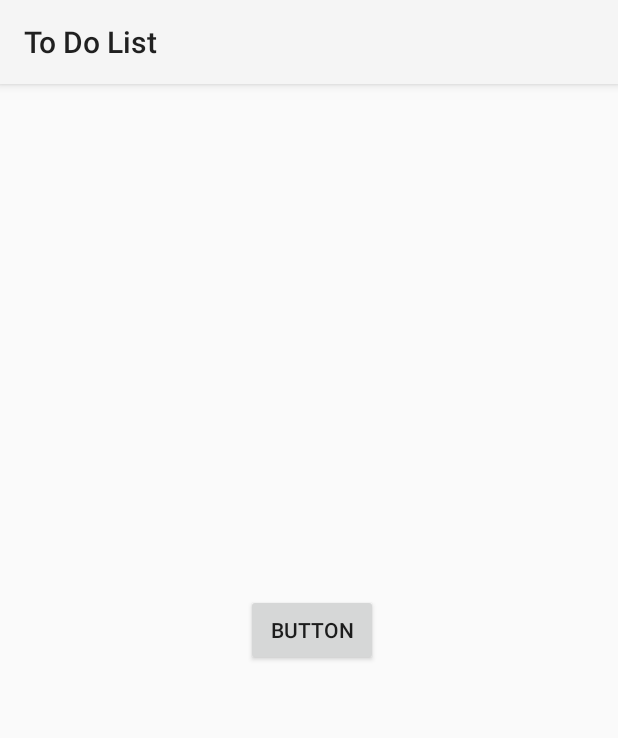
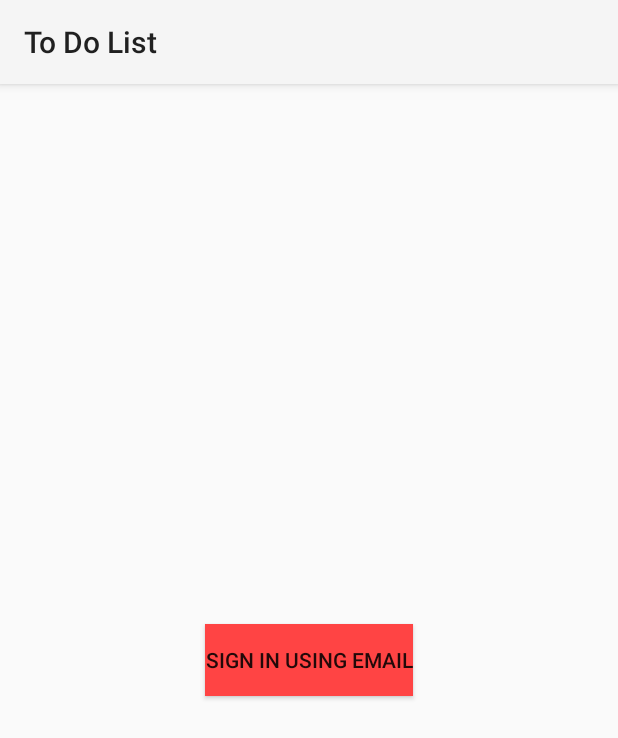
Before and after one commit to cah-suraj-bangera/To_Do_List_Android, an Android app: the screen it shows after launch (LoginScreen), on a phone screen of 412 x 824 dp. Shown: the top 738 px of the screen. Run offline under Robolectric (Android 15) with nearby library versions, the phone set to English and light mode, and no system bars; our stand-ins replace Firebase (no records; nobody signed in at launch, a user with empty details on screens opened directly); libraries missing offline, so code that uses them is left out: com.firebase.ui; 1 statement that could not run was skipped.

Commit message:
Added Sign-in and sign out options. fixed load data bug. need to design UI. shared pref is shared among all user

```diff
--- a/app/src/main/java/com/example/todolisdt/LoginScreen.kt
+++ b/app/src/main/java/com/example/todolisdt/LoginScreen.kt
@@ -14,7 +14,6 @@ import kotlinx.android.synthetic.main.activity_login_screen.*
 class LoginScreen : AppCompatActivity() {
 
     private var mAuth: FirebaseAuth? = null
-
     override fun onCreate(savedInstanceState: Bundle?) {
         super.onCreate(savedInstanceState)
         setContentView(R.layout.activity_login_screen)
@@ -56,4 +55,15 @@ class LoginScreen : AppCompatActivity() {
             }
         }
     }
+
+    override fun onStart() {
+        super.onStart()
+        // Check if user is signed in (non-null) and update UI accordingly.
+        val currentUser = mAuth!!.currentUser
+        if (currentUser != null) {
+            startActivity(Intent(this,MainActivity::class.java))
+            finish()
+        }
+
+    }
 }
--- a/app/src/main/res/layout/activity_login_screen.xml
+++ b/app/src/main/res/layout/activity_login_screen.xml
@@ -1,7 +1,8 @@
 <?xml version="1.0" encoding="utf-8"?>
-<androidx.constraintlayout.widget.ConstraintLayout xmlns:android="http://schemas.android.com/apk/res/android"
+<RelativeLayout xmlns:android="http://schemas.android.com/apk/res/android"
     xmlns:app="http://schemas.android.com/apk/res-auto"
     xmlns:tools="http://schemas.android.com/tools"
+    android:theme="@style/Theme.AppCompat.Light.NoActionBar"
     android:layout_width="match_parent"
     android:layout_height="match_parent"
     tools:context=".LoginScreen">
@@ -10,9 +11,9 @@
         android:id="@+id/loginButton"
         android:layout_width="wrap_content"
         android:layout_height="wrap_content"
-        android:layout_marginTop="340dp"
-        android:layout_marginEnd="160dp"
-        android:text="Button"
+        android:layout_centerInParent="true"
+        android:text="Sign in using Email"
         app:layout_constraintEnd_toEndOf="parent"
-        app:layout_constraintTop_toTopOf="parent" />
-</androidx.constraintlayout.widget.ConstraintLayout>
+        app:layout_constraintTop_toTopOf="parent"
+        android:background="@color/colorAccent"/>
+</RelativeLayout>
--- a/build.gradle
+++ b/build.gradle
@@ -8,7 +8,7 @@ buildscript {
 
     }
     dependencies {
-        classpath 'com.android.tools.build:gradle:3.5.3'
+        classpath 'com.android.tools.build:gradle:3.6.0'
         classpath "org.jetbrains.kotlin:kotlin-gradle-plugin:$kotlin_version"
         classpath 'com.google.gms:google-services:4.3.3'
         // NOTE: Do not place your application dependencies here; they belong
```
Also changed, not shown: app/src/main/java/com/example/todolisdt/MainActivity.kt (+48 -57 lines), app/src/main/res/menu/top_rght_menu_min_activity.xml (added, +7 -0 lines), gradle/wrapper/gradle-wrapper.properties.
